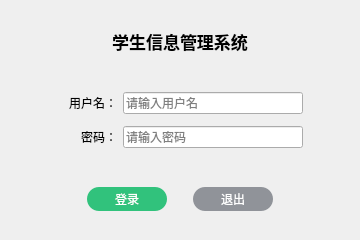
Old version of the form views/login/Login.ui in the repository Xzhaohao/qt-student.
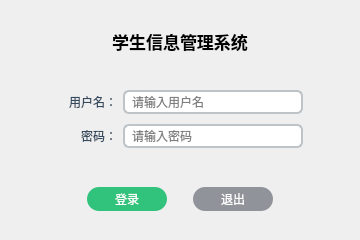
New version of the form.

```diff
--- a/views/login/Login.ui
+++ b/views/login/Login.ui
@@ -88,6 +88,9 @@
           <height>16777215</height>
          </size>
         </property>
+        <property name="styleSheet">
+         <string notr="true">color: rgb(52, 73, 94);</string>
+        </property>
         <property name="text">
          <string>用户名：</string>
         </property>
@@ -101,7 +104,7 @@
         <property name="minimumSize">
          <size>
           <width>180</width>
-          <height>0</height>
+          <height>24</height>
          </size>
         </property>
         <property name="maximumSize">
@@ -110,6 +113,12 @@
           <height>16777215</height>
          </size>
         </property>
+        <property name="styleSheet">
+         <string notr="true">border: 2px solid #BDC3C7;
+border-radius: 6;
+min-height: 20;
+padding-left: 5;</string>
+        </property>
         <property name="maxLength">
          <number>12</number>
         </property>
@@ -145,6 +154,9 @@
           <height>16777215</height>
          </size>
         </property>
+        <property name="styleSheet">
+         <string notr="true">color: rgb(52, 73, 94);</string>
+        </property>
         <property name="text">
          <string>密码：</string>
         </property>
@@ -158,7 +170,7 @@
         <property name="minimumSize">
          <size>
           <width>180</width>
-          <height>0</height>
+          <height>24</height>
          </size>
         </property>
         <property name="maximumSize">
@@ -167,6 +179,12 @@
           <height>16777215</height>
          </size>
         </property>
+        <property name="styleSheet">
+         <string notr="true">border: 2px solid #BDC3C7;
+border-radius: 6;
+min-height: 20;
+padding-left: 5;</string>
+        </property>
         <property name="maxLength">
          <number>16</number>
         </property>
```
